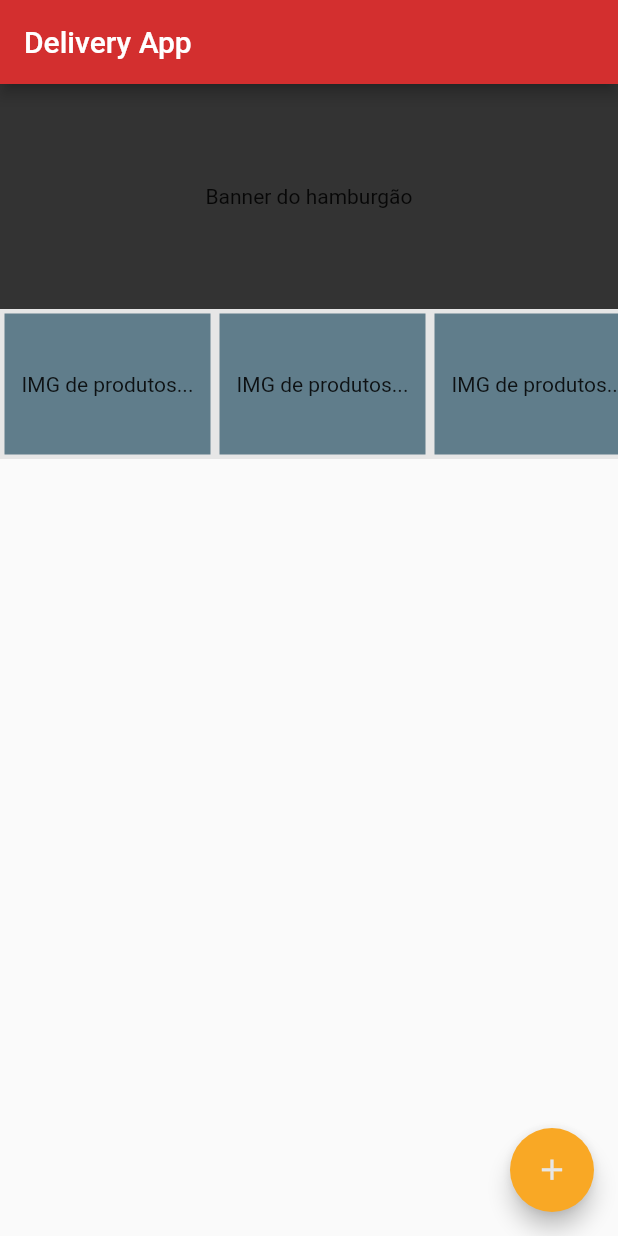
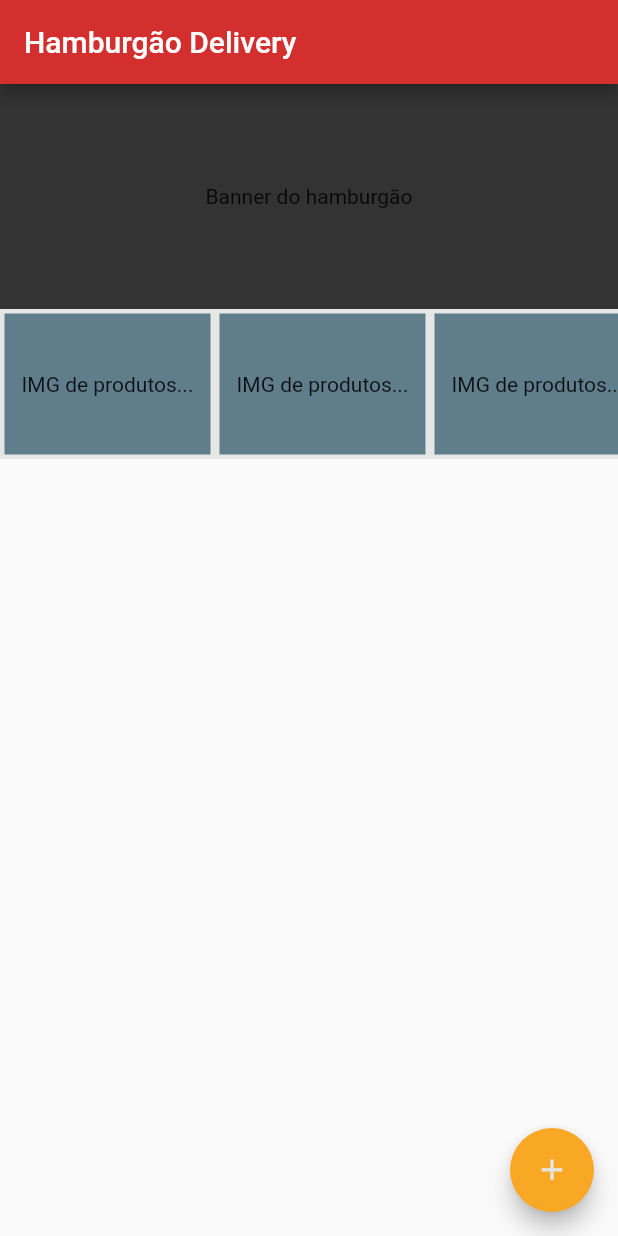
Before and after one commit to codexmark/cdxProjetos, a Flutter app: the screen it shows after launch, after a tap on "ENTRAR", on a phone screen of 412 x 824 dp. Run offline on Flutter 3.47's test engine with Material 2 defaults, Android fonts, the phone set to English and light mode, and no system bars; our stand-ins replace cloud_firestore; missing offline and left inert: onesignal_flutter; accounts and stored records are empty.

```diff
--- a/cdxDeliveryApp/lib/main.dart
+++ b/cdxDeliveryApp/lib/main.dart
@@ -2,22 +2,20 @@ import 'package:delivery_app/views/layout.dart';
 import 'package:delivery_app/views/login/login_page.dart';
 import 'package:delivery_app/views/home/home_page.dart';
 import 'package:flutter/material.dart';
-// import 'package:onesignal_flutter/onesignal_flutter.dart';
+import 'package:onesignal_flutter/onesignal_flutter.dart';
 
 void main() => runApp(MyApp());
 
 class MyApp extends StatelessWidget {
   @override
   Widget build(BuildContext context) {
-    // ]
-    // Start OneSignal connection
-    // OneSignal.shared.init('02d41705-3373-4da2-8c23-7e0e77f8c239');
+    //Start OneSignal connection
+    OneSignal.shared.init('c35423d9-779c-4575-9241-748ceb914593');
 
-    // OneSignal.shared.setInFocusDisplayType(OSNotificationDisplayType.none);
+    //OneSignal.shared.setInFocusDisplayType(OSNotificationDisplayType.none);
 
-    // OneSignal.shared.setNotificationReceivedHandler((OSNotification notification) {
-
-    // });
+    // OneSignal.shared
+    // .setNotificationReceivedHandler((OSNotification notification) {});
 
     return MaterialApp(
       title: 'Flutter Demo',
--- a/cdxDeliveryApp/lib/views/layout.dart
+++ b/cdxDeliveryApp/lib/views/layout.dart
@@ -4,12 +4,12 @@ class Layout {
   static Widget render(Widget content, [String title = 'Delivery App']) {
     return Scaffold(
       appBar: AppBar(
-        title: Text('Delivery App'),
+        title: Text('Hamburgão Delivery'),
       ),
       body: content,
       floatingActionButton: FloatingActionButton(
           onPressed: () {},
-          tooltip: 'Increment',
+          tooltip: 'Fazer um novo pedido',
           child: Icon(Icons.add, color: Layout.light(), size: 23)),
     );
   }
--- a/cdxDeliveryApp/lib/views/login/login_page.dart
+++ b/cdxDeliveryApp/lib/views/login/login_page.dart
@@ -10,6 +10,7 @@ class LoginPage extends StatelessWidget {
     // Captura o tema do titulo
     TextStyle titleTheme = Theme.of(context).textTheme.headline6.copyWith(
           color: Layout.light(),
+          fontStyle: (FontStyle.normal),
         );
 
     return Scaffold(
@@ -31,7 +32,7 @@ class LoginPage extends StatelessWidget {
                       borderRadius: BorderRadius.circular(150),
                       color: Layout.dark(.8),
                     ),
-                    child: Image.asset('assets/pizza-logo-2.png'),
+                    child: Image.asset('assets/logo1.png'),
                   ),
                   borderRadius: BorderRadius.circular(150),
                 ),
@@ -53,9 +54,9 @@ class LoginPage extends StatelessWidget {
                     boxShadow: [
                       BoxShadow(
                         color: Layout.dark(),
-                        offset: const Offset(0, 0),
-                        spreadRadius: 3,
-                        blurRadius: 10,
+                        offset: const Offset(0, -3),
+                        spreadRadius: 8,
+                        blurRadius: 15,
                       ),
                     ],
                   ),
@@ -126,7 +127,7 @@ class LoginPage extends StatelessWidget {
                         width: double.infinity,
                         height: 50,
                         child: FlatButton(
-                          color: Layout.info(),
+                          color: Layout.secondary(),
                           shape: RoundedRectangleBorder(
                             borderRadius: BorderRadius.all(
                               Radius.circular(10),
--- a/cdxDeliveryApp/pubspec.yaml
+++ b/cdxDeliveryApp/pubspec.yaml
@@ -24,7 +24,7 @@ dependencies:
   # Use with the CupertinoIcons class for iOS style icons.
   cupertino_icons: ^0.1.2
   cloud_firestore: ^0.13.4+2
-  #onesignal_flutter: ^2.3.4
+  onesignal_flutter: ^2.3.4
 
 dev_dependencies:
   flutter_test:
@@ -47,6 +47,7 @@ flutter:
     - assets/pizza-logo-1.png
     - assets/pizza-logo-2.png
     - assets/pizza-logo-3.png
+    - assets/logo1.png
   #  - images/a_dot_burr.jpeg
   #  - images/a_dot_ham.jpeg
 
```
Also changed, not shown: cdxDeliveryApp/assets/logo1.png (added), cdxDeliveryApp/pubspec.lock, 3 other files.
